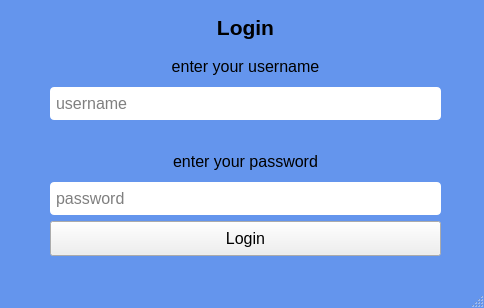
The window that login.ui (amxnese/DevCollab) describes before a commit, drawn with Qt 5.
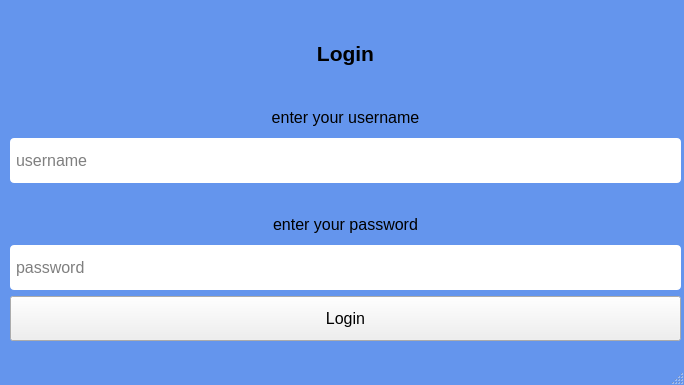
The same window after the commit.

Patch:
```diff
--- a/login.ui
+++ b/login.ui
@@ -6,8 +6,8 @@
    <rect>
     <x>0</x>
     <y>0</y>
-    <width>484</width>
-    <height>308</height>
+    <width>684</width>
+    <height>385</height>
    </rect>
   </property>
   <property name="windowTitle">
@@ -25,10 +25,10 @@
    <widget class="QWidget" name="layoutWidget">
     <property name="geometry">
      <rect>
-      <x>50</x>
+      <x>10</x>
       <y>10</y>
-      <width>391</width>
-      <height>246</height>
+      <width>671</width>
+      <height>331</height>
      </rect>
     </property>
     <layout class="QVBoxLayout" name="verticalLayout_2">
@@ -37,7 +37,7 @@
        <property name="minimumSize">
         <size>
          <width>0</width>
-         <height>30</height>
+         <height>50</height>
         </size>
        </property>
        <property name="font">
@@ -89,7 +89,7 @@
          <property name="minimumSize">
           <size>
            <width>0</width>
-           <height>33</height>
+           <height>45</height>
           </size>
          </property>
          <property name="font">
@@ -155,7 +155,7 @@
          <property name="minimumSize">
           <size>
            <width>0</width>
-           <height>33</height>
+           <height>45</height>
           </size>
          </property>
          <property name="font">
@@ -193,7 +193,7 @@
          <property name="minimumSize">
           <size>
            <width>0</width>
-           <height>35</height>
+           <height>45</height>
           </size>
          </property>
          <property name="font">
```
Left out of the diff: 2 changed lines with no effect on the pictures.
